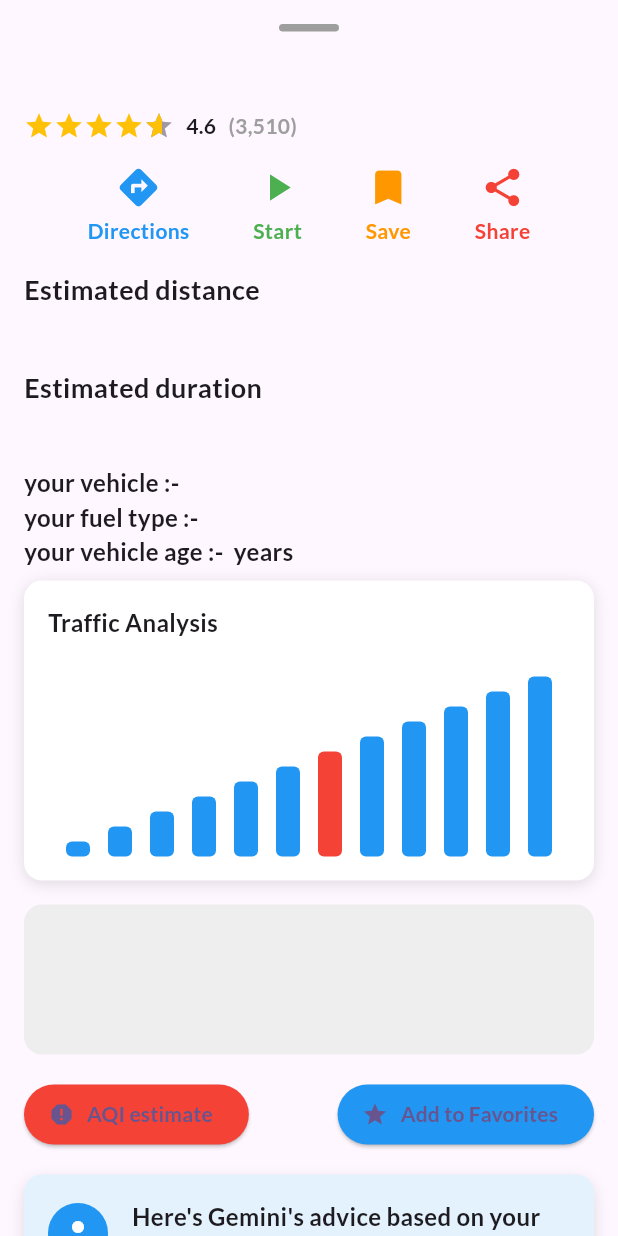
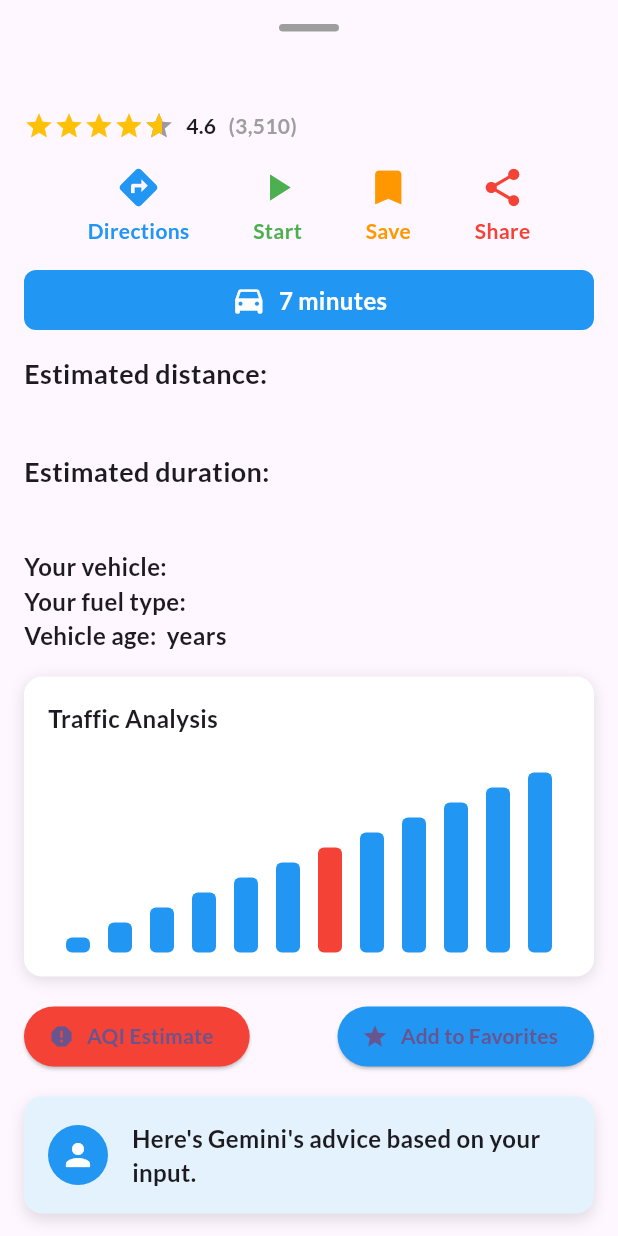
Before and after one commit to AbhishekRDJ/HackathonHub-, a Flutter app: the SlidingPanel2 widget shown alone on an empty page, opened directly with empty values, on a phone screen of 412 x 824 dp. Run offline on Flutter 3.47's test engine with Material 3 defaults, Android fonts, the phone set to English and light mode, and no system bars; drawn by our look-alikes of flutter_rating_bar; our stand-ins replace dropdown_button2, flutter_animate, flutter_svg, geocoding, geolocator, google_maps_flutter and 2 more.

Commit message:
added time btn

```diff
--- a/routing_app/lib/widget/sliding_panel2.dart
+++ b/routing_app/lib/widget/sliding_panel2.dart
@@ -10,14 +10,16 @@ class SlidingPanel2 extends StatefulWidget {
   final String fuelType;
   final String age;
 
-  const SlidingPanel2({super.key,
+  const SlidingPanel2({
+    super.key,
     required this.controller,
+    required this.locInfo,
     required this.dis,
     required this.dur,
-  required this.locInfo,
-  required this.age,
-  required this.fuelType,
-  required this.vehicleType});
+    required this.vehicleType,
+    required this.fuelType,
+    required this.age,
+  });
 
   @override
   State<SlidingPanel2> createState() => _SlidingPanel2State();
@@ -65,7 +67,7 @@ class _SlidingPanel2State extends State<SlidingPanel2>
             const SizedBox(height: 16),
             Text(
               widget.locInfo,
-              style: TextStyle(fontSize: 20, fontWeight: FontWeight.bold),
+              style: const TextStyle(fontSize: 20, fontWeight: FontWeight.bold),
             ),
             const SizedBox(height: 8),
             Row(
@@ -103,59 +105,70 @@ class _SlidingPanel2State extends State<SlidingPanel2>
               ],
             ),
             const SizedBox(height: 16),
-
+            // New Section for "7 minutes"
+            Container(
+              width: double.infinity,
+              decoration: BoxDecoration(
+                color: Colors.blue,
+                borderRadius: BorderRadius.circular(8),
+              ),
+              padding: const EdgeInsets.symmetric(vertical: 8, horizontal: 16),
+              child: Row(
+                mainAxisAlignment: MainAxisAlignment.center,
+                children: [
+                  const Icon(
+                    Icons.directions_car,
+                    color: Colors.white,
+                  ),
+                  const SizedBox(width: 8),
+                  const Text(
+                    '7 minutes',
+                    style: TextStyle(
+                      color: Colors.white,
+                      fontWeight: FontWeight.bold,
+                      fontSize: 16,
+                    ),
+                  ),
+                ],
+              ),
+            ),
+            const SizedBox(height: 16),
             const Text(
-              "Estimated distance ",
+              "Estimated distance:",
               style: TextStyle(fontSize: 18, fontWeight: FontWeight.bold),
             ),
-
             Text(
               widget.dis,
-              style: TextStyle(fontSize: 16, fontWeight: FontWeight.bold),
+              style: const TextStyle(fontSize: 16, fontWeight: FontWeight.bold),
             ),
             const SizedBox(height: 16),
-
             const Text(
-              "Estimated duration ",
+              "Estimated duration:",
               style: TextStyle(fontSize: 18, fontWeight: FontWeight.bold),
             ),
-
             Text(
               widget.dur,
-              style: TextStyle(fontSize: 16, fontWeight: FontWeight.bold),
+              style: const TextStyle(fontSize: 16, fontWeight: FontWeight.bold),
             ),
-
             const SizedBox(height: 16),
-
             Text(
-              "your vehicle :- ${widget.vehicleType}\n"
-                  "your fuel type :- ${widget.fuelType}\n"
-                  "your vehicle age :- ${widget.age} years ",
-              style: TextStyle(fontSize: 16, fontWeight: FontWeight.bold),
+              "Your vehicle: ${widget.vehicleType}\n"
+              "Your fuel type: ${widget.fuelType}\n"
+              "Vehicle age: ${widget.age} years",
+              style: const TextStyle(fontSize: 16, fontWeight: FontWeight.bold),
             ),
-
-
-
-            const SizedBox(height: 8),
+            const SizedBox(height: 16),
             _buildBarChart(),
-            const SizedBox(height: 16),
-            Container(
-              height: 100,
-              decoration: BoxDecoration(
-                color: Colors.grey[200],
-                borderRadius: BorderRadius.circular(12),
-              ),
-            ),
             const SizedBox(height: 16),
             Row(
               mainAxisAlignment: MainAxisAlignment.spaceBetween,
               children: [
                 ElevatedButton.icon(
                   onPressed: () {
-                    // Handle Report an Issue
+                    // Handle AQI estimation
                   },
                   icon: const Icon(Icons.report),
-                  label: const Text('AQI estimate'),
+                  label: const Text('AQI Estimate'),
                   style: ElevatedButton.styleFrom(
                     backgroundColor: Colors.red,
                   ),
@@ -173,7 +186,6 @@ class _SlidingPanel2State extends State<SlidingPanel2>
               ],
             ),
             const SizedBox(height: 16),
-            // Gemini Suggestions at the bottom slider
             _buildGeminiSuggestions(),
           ],
         ),
@@ -202,26 +214,6 @@ class _SlidingPanel2State extends State<SlidingPanel2>
     );
   }
 
-  Widget _buildAnimatedSuggestionCard() {
-    return ScaleTransition(
-      scale: CurvedAnimation(
-        parent: _animationController,
-        curve: Curves.easeInOut,
-      ),
-      child: Card(
-        elevation: 4,
-        shape: RoundedRectangleBorder(
-          borderRadius: BorderRadius.circular(12),
-        ),
-        child: ListTile(
-          leading: Icon(Icons.directions_car, color: Colors.blue),
-          title: const Text('Parked Car'),
-          subtitle: const Text('290 m away, near ulica Krasnoarmejska'),
-        ),
-      ),
-    );
-  }
-
   Widget _buildBarChart() {
     return Container(
       height: 200,
@@ -232,7 +224,7 @@ class _SlidingPanel2State extends State<SlidingPanel2>
           BoxShadow(
             color: Colors.black12,
             blurRadius: 8,
-            offset: Offset(0, 2),
+            offset: const Offset(0, 2),
           ),
         ],
       ),
@@ -267,7 +259,6 @@ class _SlidingPanel2State extends State<SlidingPanel2>
     );
   }
 
-  // Gemini Suggestions placed at the bottom slider
   Widget _buildGeminiSuggestions() {
     return AnimatedBuilder(
       animation: _animationController,
@@ -289,7 +280,7 @@ class _SlidingPanel2State extends State<SlidingPanel2>
             BoxShadow(
               color: Colors.black12,
               blurRadius: 8,
-              offset: Offset(0, 4),
+              offset: const Offset(0, 4),
             ),
           ],
         ),
@@ -302,8 +293,8 @@ class _SlidingPanel2State extends State<SlidingPanel2>
             const SizedBox(width: 16),
             Expanded(
               child: Text(
-                "Here's Gemini's advice based on your input. It will appear dynamically.",
-                style: TextStyle(fontSize: 16),
+                "Here's Gemini's advice based on your input.",
+                style: const TextStyle(fontSize: 16),
               ),
             ),
           ],
```
